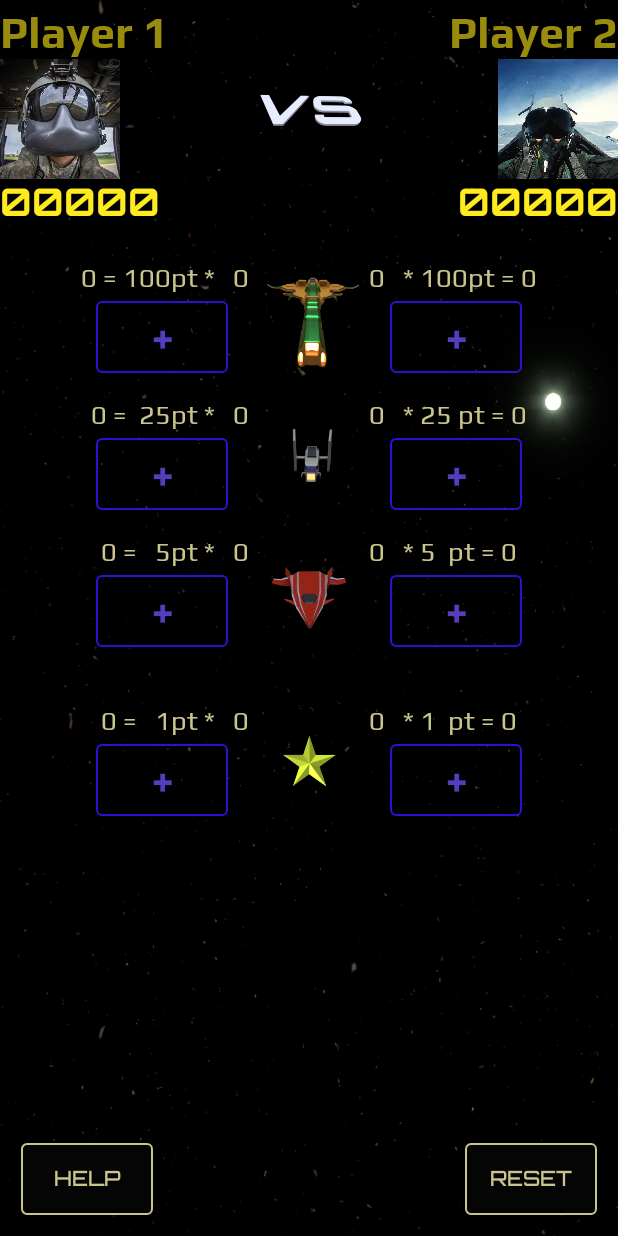
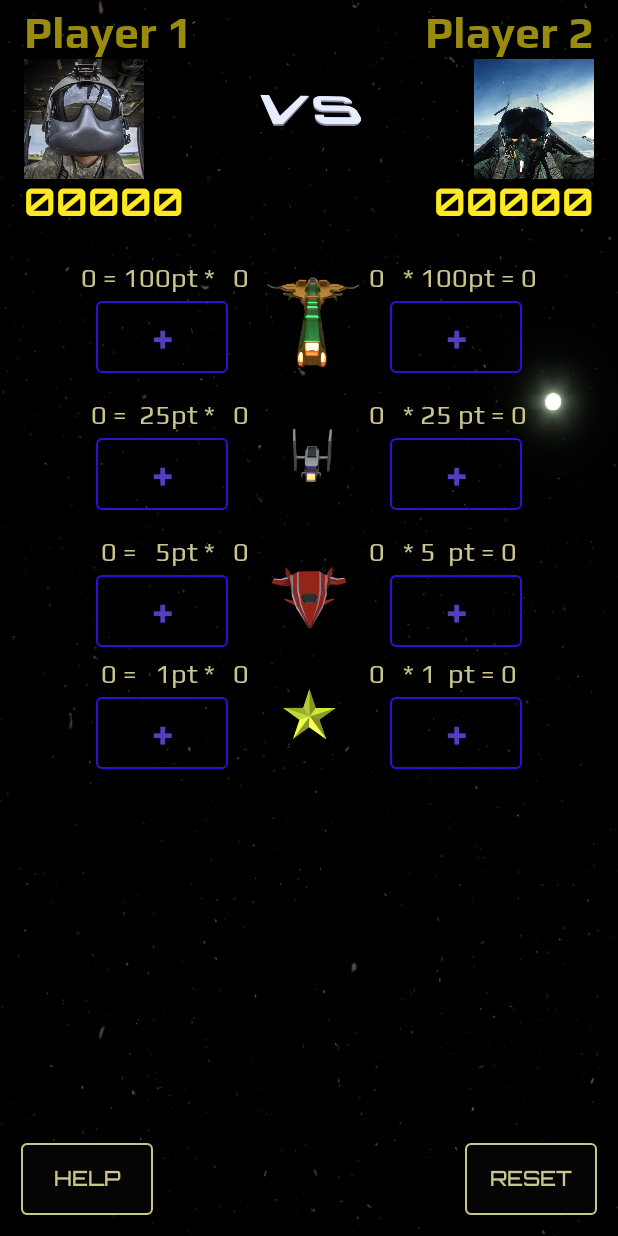
Before and after one commit to bubusan2015/ScoreKeeper, an Android app: the screen it shows after launch (MainActivity), on a phone screen of 412 x 824 dp. Run offline under Robolectric (Android 15) with nearby library versions, the phone set to English and light mode, and no system bars.

Commit message:
added margins for player images, use dimension resources for the neglected values.

```diff
--- a/app/src/main/res/layout-land/activity_main.xml
+++ b/app/src/main/res/layout-land/activity_main.xml
@@ -19,8 +19,9 @@
 
         <ImageView
             android:id="@+id/player_one_image"
-            android:layout_width="80dp"
-            android:layout_height="80dp"
+            android:layout_width="@dimen/ship_size"
+            android:layout_height="@dimen/ship_size"
+            android:layout_marginLeft="@dimen/default_margin"
             android:layout_below="@id/player_one_name"
             android:layout_alignParentLeft="true"
             android:layout_alignParentTop="true"
@@ -57,8 +58,8 @@
             />
 
         <ImageView
-            android:layout_width="80dp"
-            android:layout_height="80dp"
+            android:layout_width="@dimen/ship_size"
+            android:layout_height="@dimen/ship_size"
             android:src="@drawable/versus"
             android:layout_centerInParent="true"
             />
@@ -68,8 +69,9 @@
 
         <ImageView
             android:id="@+id/player_two_image"
-            android:layout_width="80dp"
-            android:layout_height="80dp"
+            android:layout_width="@dimen/ship_size"
+            android:layout_height="@dimen/ship_size"
+            android:layout_marginRight="@dimen/default_margin"
             android:layout_alignParentRight="true"
             android:scaleType="centerCrop"
             android:src="@drawable/pilot2" />
@@ -80,7 +82,7 @@
             android:layout_height="wrap_content"
             android:layout_toLeftOf="@id/player_two_image"
             android:layout_alignParentTop="true"
-android:layout_marginRight="@dimen/left_right_margin"
+            android:layout_marginRight="@dimen/left_right_margin"
             android:fontFamily="@font/play_bold"
             android:text="@string/player_two_name_text"
             android:textColor="@color/playerName"
@@ -156,11 +158,11 @@ android:layout_marginRight="@dimen/left_right_margin"
                 android:layout_width="match_parent"
                 android:layout_height="wrap_content"
                 android:orientation="horizontal"
-                android:layout_marginTop="10dp"
+                android:layout_marginTop="@dimen/ship_layout_margin_top"
                 >
 
                 <RelativeLayout
-                    android:layout_width="0dp"
+                    android:layout_width="@dimen/folosesc_greutatea"
                     android:layout_height="wrap_content"
                     android:layout_weight="2"
 
@@ -196,12 +198,12 @@ android:layout_marginRight="@dimen/left_right_margin"
 
                 <ImageView
                     android:id="@+id/ship_type_1"
-                    android:layout_width="80dp"
-                    android:layout_height="80dp"
+                    android:layout_width="@dimen/ship_size"
+                    android:layout_height="@dimen/ship_size"
                     android:src="@drawable/shiptest1" />
 
                 <RelativeLayout
-                    android:layout_width="0dp"
+                    android:layout_width="@dimen/folosesc_greutatea"
                     android:layout_height="wrap_content"
                     android:layout_weight="2">
 
@@ -242,11 +244,11 @@ android:layout_marginRight="@dimen/left_right_margin"
                 android:layout_width="match_parent"
                 android:layout_height="wrap_content"
                 android:orientation="horizontal"
-                android:layout_marginTop="10dp"
+                android:layout_marginTop="@dimen/ship_layout_margin_top"
                 >
 
                 <RelativeLayout
-                    android:layout_width="0dp"
+                    android:layout_width="@dimen/folosesc_greutatea"
                     android:layout_height="wrap_content"
                     android:layout_weight="2">
 
@@ -281,12 +283,12 @@ android:layout_marginRight="@dimen/left_right_margin"
 
                 <ImageView
                     android:id="@+id/ship_type_2"
-                    android:layout_width="80dp"
-                    android:layout_height="80dp"
+                    android:layout_width="@dimen/ship_size"
+                    android:layout_height="@dimen/ship_size"
                     android:src="@drawable/shiptest2" />
 
                 <RelativeLayout
-                    android:layout_width="0dp"
+                    android:layout_width="@dimen/folosesc_greutatea"
                     android:layout_height="wrap_content"
                     android:layout_weight="2">
 
@@ -325,15 +327,13 @@ android:layout_marginRight="@dimen/left_right_margin"
                 android:layout_width="match_parent"
                 android:layout_height="wrap_content"
                 android:orientation="horizontal"
-                android:layout_marginTop="10dp"
+                android:layout_marginTop="@dimen/ship_layout_margin_top"
                 >
 
                 <RelativeLayout
-                    android:layout_width="0dp"
+                    android:layout_width="@dimen/folosesc_greutatea"
                     android:layout_height="wrap_content"
-
-                    android:layout_marginBottom="31dp"
-                    android:layout_weight="2">
+                     android:layout_weight="2">
 
                     <TextView
                         android:id="@+id/ship_type_3_player_left_score"
@@ -365,12 +365,12 @@ android:layout_marginRight="@dimen/left_right_margin"
 
                 <ImageView
                     android:id="@+id/ship_type_3"
-                    android:layout_width="80dp"
-                    android:layout_height="80dp"
+                    android:layout_width="@dimen/ship_size"
+                    android:layout_height="@dimen/ship_size"
                     android:src="@drawable/shiptest3" />
 
                 <RelativeLayout
-                    android:layout_width="0dp"
+                    android:layout_width="@dimen/folosesc_greutatea"
                     android:layout_height="wrap_content"
                     android:layout_weight="2">
 
@@ -412,7 +412,7 @@ android:layout_marginRight="@dimen/left_right_margin"
               >
 
                 <RelativeLayout
-                    android:layout_width="0dp"
+                    android:layout_width="@dimen/folosesc_greutatea"
                     android:layout_height="wrap_content"
                     android:layout_weight="2"
 
@@ -448,12 +448,12 @@ android:layout_marginRight="@dimen/left_right_margin"
 
                 <ImageView
                     android:id="@+id/ship_type_4"
-                    android:layout_width="80dp"
-                    android:layout_height="80dp"
+                    android:layout_width="@dimen/ship_size"
+                    android:layout_height="@dimen/ship_size"
                     android:src="@drawable/shiptest4" />
 
                 <RelativeLayout
-                    android:layout_width="0dp"
+                    android:layout_width="@dimen/folosesc_greutatea"
                     android:layout_height="wrap_content"
                     android:layout_weight="2">
 
--- a/app/src/main/res/layout/activity_main.xml
+++ b/app/src/main/res/layout/activity_main.xml
@@ -19,9 +19,8 @@
             android:layout_alignParentLeft="true"
             android:layout_alignParentTop="true"
             android:fontFamily="@font/play_bold"
-
             android:text="@string/player_one_name_text"
-
+            android:layout_marginLeft="@dimen/default_margin"
             android:textColor="@color/playerName"
             android:textSize="@dimen/player_name"
 
@@ -30,9 +29,10 @@
 
         <ImageView
             android:id="@+id/player_one_image"
-            android:layout_width="80dp"
-            android:layout_height="80dp"
+            android:layout_width="@dimen/ship_size"
+            android:layout_height="@dimen/ship_size"
             android:layout_alignParentLeft="true"
+            android:layout_marginLeft="@dimen/default_margin"
             android:layout_below="@id/player_one_name"
             android:scaleType="centerCrop"
             android:src="@drawable/pilot1"
@@ -43,7 +43,7 @@
             android:layout_width="wrap_content"
             android:layout_height="wrap_content"
             android:layout_alignParentLeft="true"
-
+            android:layout_marginLeft="@dimen/default_margin"
             android:layout_alignParentStart="true"
             android:layout_below="@id/player_one_image"
             android:fontFamily="@font/orbitron_bold"
@@ -54,8 +54,8 @@
             />
 
         <ImageView
-            android:layout_width="80dp"
-            android:layout_height="80dp"
+            android:layout_width="@dimen/ship_size"
+            android:layout_height="@dimen/ship_size"
             android:layout_centerInParent="true"
             android:src="@drawable/versus" />
 
@@ -65,7 +65,7 @@
             android:layout_height="wrap_content"
             android:layout_alignParentRight="true"
             android:layout_alignParentTop="true"
-
+            android:layout_marginRight="@dimen/default_margin"
             android:fontFamily="@font/play_bold"
             android:text="@string/player_two_name_text"
             android:textColor="@color/playerName"
@@ -74,10 +74,11 @@
 
         <ImageView
             android:id="@+id/player_two_image"
-            android:layout_width="80dp"
-            android:layout_height="80dp"
+            android:layout_width="@dimen/ship_size"
+            android:layout_height="@dimen/ship_size"
             android:layout_alignParentRight="true"
             android:layout_below="@id/player_two_name"
+            android:layout_marginRight="@dimen/default_margin"
             android:scaleType="centerCrop"
             android:src="@drawable/pilot2" />
 
@@ -91,6 +92,7 @@
             android:fontFamily="@font/orbitron_bold"
             android:text="@string/player_one_score_text"
             android:textColor="@color/bigScore"
+            android:layout_marginRight="@dimen/default_margin"
             android:textSize="@dimen/normal_text_size"
 
             />
@@ -114,7 +116,8 @@
             android:background="@drawable/button_shape"
             android:fontFamily="@font/orbitron_medium"
             android:text="@string/instructions"
-            android:textColor="@color/text1color" />
+            android:textColor="@color/text1color"
+            />
 
         <Button
             android:id="@+id/reset_button"
@@ -149,11 +152,11 @@
             <LinearLayout
                 android:layout_width="match_parent"
                 android:layout_height="wrap_content"
-                android:layout_marginTop="10dp"
+                android:layout_marginTop="@dimen/ship_layout_margin_top"
                 android:orientation="horizontal">
 
                 <RelativeLayout
-                    android:layout_width="0dp"
+                    android:layout_width="@dimen/folosesc_greutatea"
                     android:layout_height="wrap_content"
                     android:layout_weight="2"
 
@@ -188,12 +191,12 @@
 
                 <ImageView
                     android:id="@+id/ship_type_1"
-                    android:layout_width="80dp"
-                    android:layout_height="80dp"
+                    android:layout_width="@dimen/ship_size"
+                    android:layout_height="@dimen/ship_size"
                     android:src="@drawable/shiptest1" />
 
                 <RelativeLayout
-                    android:layout_width="0dp"
+                    android:layout_width="@dimen/folosesc_greutatea"
                     android:layout_height="wrap_content"
                     android:layout_weight="2">
 
@@ -233,11 +236,11 @@
             <LinearLayout
                 android:layout_width="match_parent"
                 android:layout_height="wrap_content"
-                android:layout_marginTop="10dp"
+                android:layout_marginTop="@dimen/ship_layout_margin_top"
                 android:orientation="horizontal">
 
                 <RelativeLayout
-                    android:layout_width="0dp"
+                    android:layout_width="@dimen/folosesc_greutatea"
                     android:layout_height="wrap_content"
                     android:layout_weight="2">
 
@@ -271,12 +274,12 @@
 
                 <ImageView
                     android:id="@+id/ship_type_2"
-                    android:layout_width="80dp"
-                    android:layout_height="80dp"
+                    android:layout_width="@dimen/ship_size"
+                    android:layout_height="@dimen/ship_size"
                     android:src="@drawable/shiptest2" />
 
                 <RelativeLayout
-                    android:layout_width="0dp"
+                    android:layout_width="@dimen/folosesc_greutatea"
                     android:layout_height="wrap_content"
                     android:layout_weight="2">
 
@@ -313,14 +316,13 @@
             <LinearLayout
                 android:layout_width="match_parent"
                 android:layout_height="wrap_content"
-                android:layout_marginTop="10dp"
+                android:layout_marginTop="@dimen/ship_layout_margin_top"
                 android:orientation="horizontal">
 
                 <RelativeLayout
-                    android:layout_width="0dp"
+                    android:layout_width="@dimen/folosesc_greutatea"
                     android:layout_height="wrap_content"
 
-                    android:layout_marginBottom="31dp"
                     android:layout_weight="2">
 
                     <TextView
@@ -352,12 +354,12 @@
 
                 <ImageView
                     android:id="@+id/ship_type_3"
-                    android:layout_width="80dp"
-                    android:layout_height="80dp"
+                    android:layout_width="@dimen/ship_size"
+                    android:layout_height="@dimen/ship_size"
                     android:src="@drawable/shiptest3" />
 
                 <RelativeLayout
-                    android:layout_width="0dp"
+                    android:layout_width="@dimen/folosesc_greutatea"
                     android:layout_height="wrap_content"
                     android:layout_weight="2">
 
@@ -397,7 +399,7 @@
                 android:orientation="horizontal">
 
                 <RelativeLayout
-                    android:layout_width="0dp"
+                    android:layout_width="@dimen/folosesc_greutatea"
                     android:layout_height="wrap_content"
                     android:layout_weight="2"
 
@@ -432,12 +434,12 @@
 
                 <ImageView
                     android:id="@+id/ship_type_4"
-                    android:layout_width="80dp"
-                    android:layout_height="80dp"
+                    android:layout_width="@dimen/ship_size"
+                    android:layout_height="@dimen/ship_size"
                     android:src="@drawable/shiptest4" />
 
                 <RelativeLayout
-                    android:layout_width="0dp"
+                    android:layout_width="@dimen/folosesc_greutatea"
                     android:layout_height="wrap_content"
                     android:layout_weight="2">
 
--- a/app/src/main/res/values/dimens.xml
+++ b/app/src/main/res/values/dimens.xml
@@ -1,13 +1,16 @@
 <?xml version="1.0" encoding="utf-8"?>
 
 <resources>
+    <dimen name="default_margin">16dp</dimen>
     <dimen name="left_right_margin">14dp</dimen>
     <dimen name="top_bott_margin">5dp</dimen>
     <dimen name="minimun_padding">8dp</dimen>
     <dimen name="drawable_padding">16dp</dimen>
     <dimen name="align_left_1">32dp</dimen>
     <dimen name="folosesc_greutatea">0dp</dimen>
+    <dimen name="ship_size">80dp</dimen>
 
+    <dimen name="ship_layout_margin_top">10dp</dimen>
 
     <dimen name="large_text_size">45sp</dimen>
     <dimen name="normal_text_size">25sp</dimen>
```
